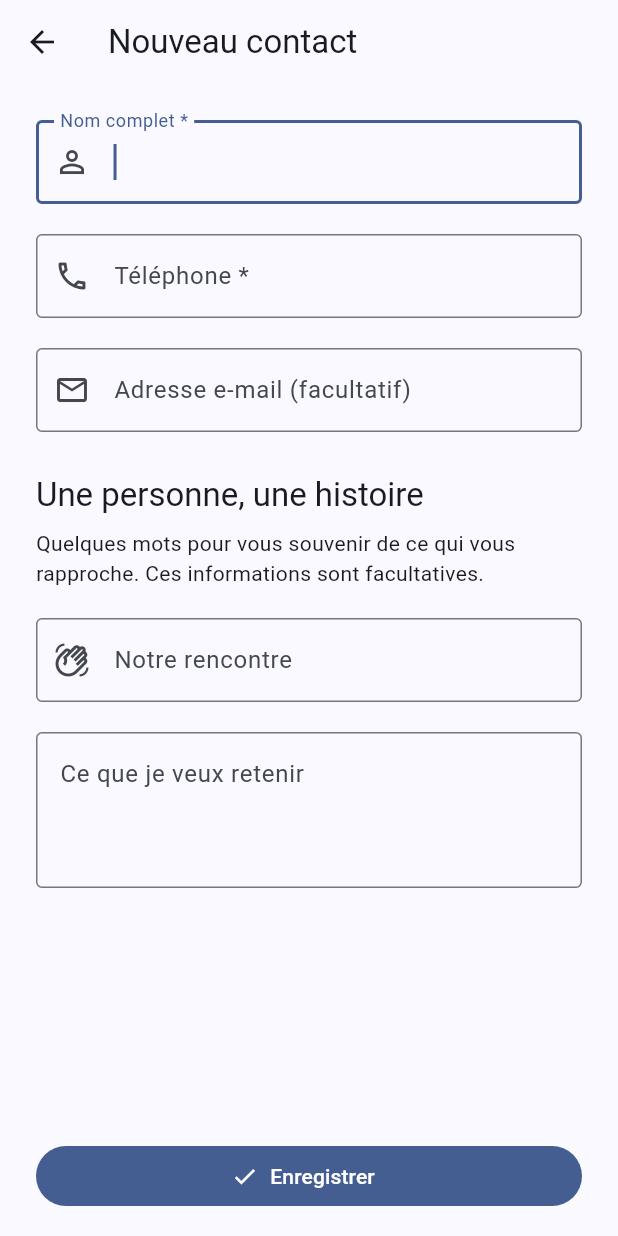
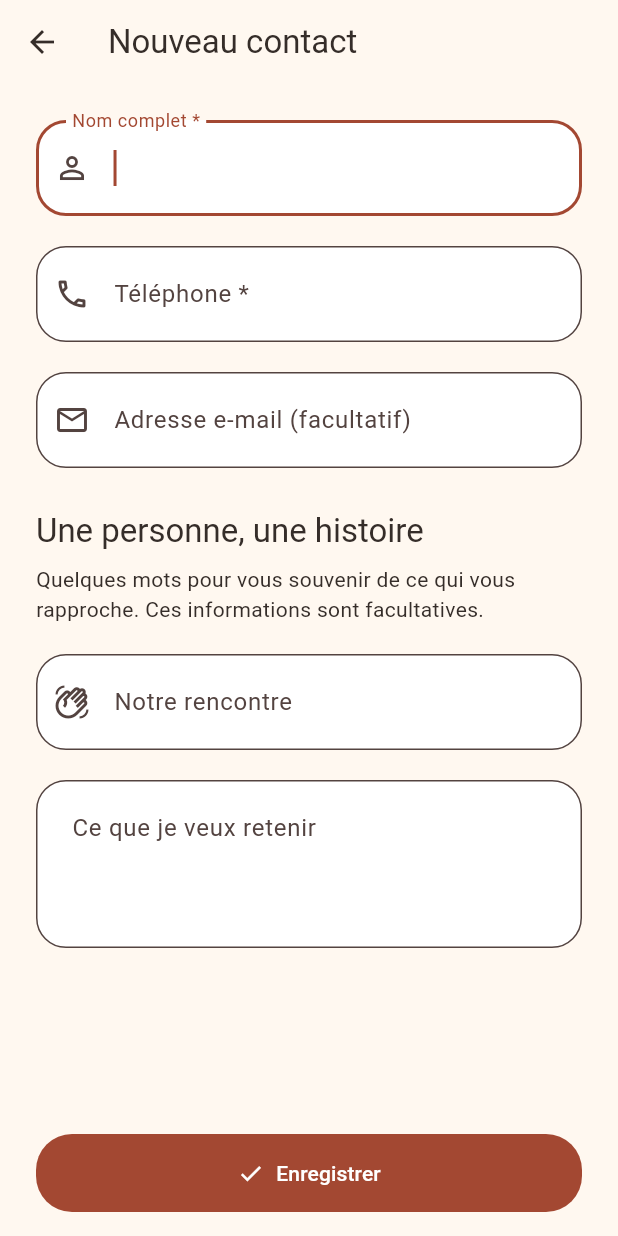
Before and after one commit to Mgreat01/mini_contact, a Flutter app: the screen it shows after launch, after a tap on "Ajouter un contact", on a phone screen of 412 x 824 dp. Run offline on Flutter 3.47's test engine with Material 3 defaults, Android fonts, the phone set to English and light mode, and no system bars; our stand-ins replace shared_preferences.

Commit message:
feat(design): réchauffer le carnet avec une palette douce et des formes arrondies

```diff
--- a/lib/app.dart
+++ b/lib/app.dart
@@ -1,6 +1,7 @@
 import 'package:flutter/material.dart';
 import 'features/contacts/domain/contact_repository.dart';
 import 'features/contacts/presentation/contacts_page.dart';
+import 'theme.dart';
 
 class ContactsApp extends StatelessWidget {
   const ContactsApp({super.key, required this.repository});
@@ -10,13 +11,7 @@ class ContactsApp extends StatelessWidget {
   Widget build(BuildContext context) => MaterialApp(
     title: 'Eli Contacts',
     debugShowCheckedModeBanner: false,
-    theme: ThemeData(
-      colorScheme: ColorScheme.fromSeed(seedColor: const Color(0xFF315DA8)),
-      useMaterial3: true,
-      inputDecorationTheme: const InputDecorationTheme(
-        border: OutlineInputBorder(),
-      ),
-    ),
+    theme: buildWarmTheme(),
     home: ContactsPage(repository: repository),
   );
 }
--- /dev/null
+++ b/lib/theme.dart
@@ -0,0 +1,54 @@
+import 'package:flutter/material.dart';
+
+ThemeData buildWarmTheme() {
+  const background = Color(0xFFFFF8F0);
+  const ink = Color(0xFF352D29);
+  final colors = ColorScheme.fromSeed(
+    seedColor: const Color(0xFFA34832),
+  ).copyWith(
+    primary: const Color(0xFFA34832),
+    onPrimary: Colors.white,
+    surface: background,
+    onSurface: ink,
+    secondaryContainer: const Color(0xFFE2EAD9),
+    onSecondaryContainer: const Color(0xFF303B2B),
+  );
+  final rounded = RoundedRectangleBorder(
+    borderRadius: BorderRadius.circular(24),
+  );
+  return ThemeData(
+    useMaterial3: true,
+    colorScheme: colors,
+    scaffoldBackgroundColor: background,
+    visualDensity: VisualDensity.standard,
+    materialTapTargetSize: MaterialTapTargetSize.padded,
+    appBarTheme: const AppBarTheme(
+      backgroundColor: background,
+      foregroundColor: ink,
+      centerTitle: false,
+      scrolledUnderElevation: 0,
+    ),
+    inputDecorationTheme: InputDecorationTheme(
+      filled: true,
+      fillColor: Colors.white,
+      contentPadding: const EdgeInsets.all(20),
+      border: OutlineInputBorder(borderRadius: BorderRadius.circular(20)),
+    ),
+    filledButtonTheme: FilledButtonThemeData(
+      style: FilledButton.styleFrom(
+        minimumSize: const Size(48, 52),
+        shape: rounded,
+        padding: const EdgeInsets.symmetric(horizontal: 24, vertical: 14),
+      ),
+    ),
+    floatingActionButtonTheme: FloatingActionButtonThemeData(
+      backgroundColor: colors.primary,
+      foregroundColor: colors.onPrimary,
+      elevation: 2,
+      shape: rounded,
+    ),
+    listTileTheme: const ListTileThemeData(
+      contentPadding: EdgeInsets.symmetric(horizontal: 20, vertical: 8),
+    ),
+  );
+}
```
